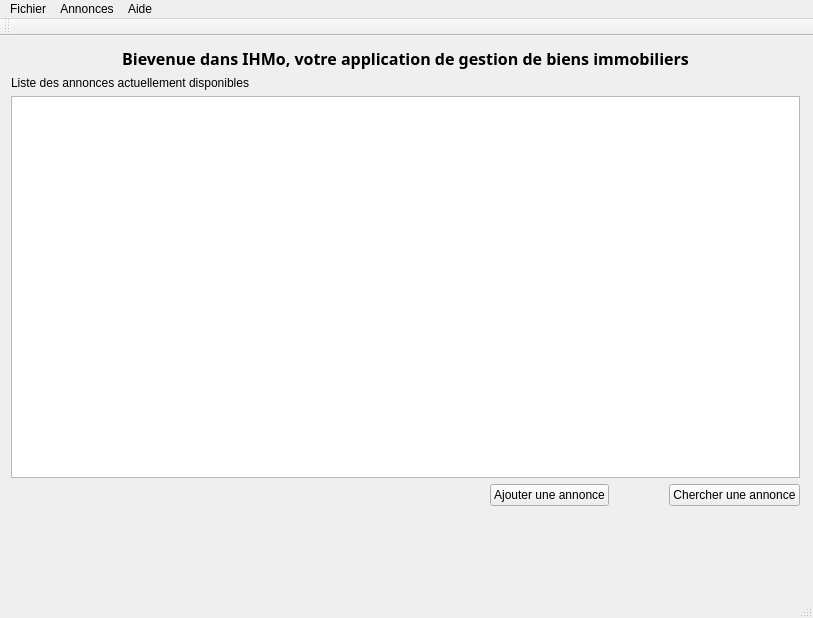
Before: the Qt Designer form ihmo.ui in tonydd/IHMo, drawn with Qt 5.
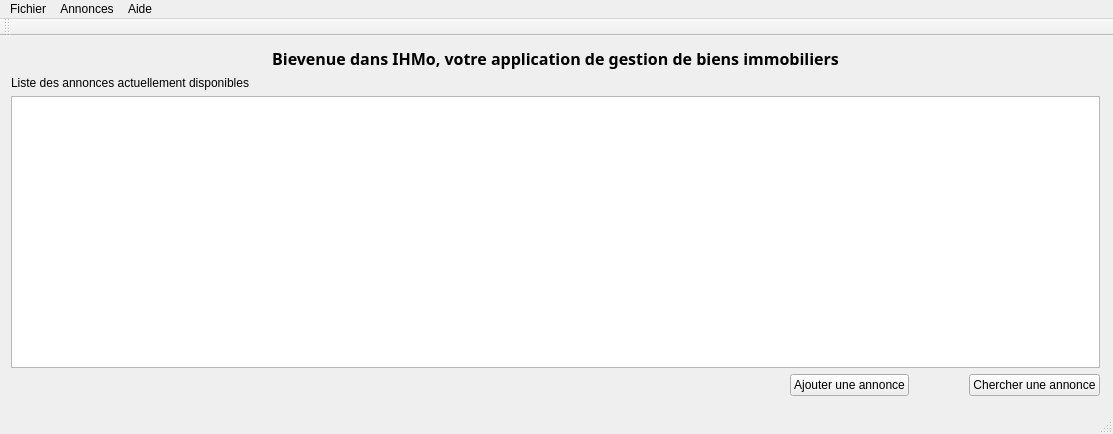
After: the same form once the commit is applied.

The edit to the form file:
```diff
--- a/ihmo.ui
+++ b/ihmo.ui
@@ -6,8 +6,8 @@
    <rect>
     <x>0</x>
     <y>0</y>
-    <width>813</width>
-    <height>618</height>
+    <width>1113</width>
+    <height>434</height>
    </rect>
   </property>
   <property name="windowTitle">
@@ -19,8 +19,8 @@
      <rect>
       <x>0</x>
       <y>0</y>
-      <width>811</width>
-      <height>481</height>
+      <width>1111</width>
+      <height>371</height>
      </rect>
     </property>
     <layout class="QVBoxLayout" name="verticalLayout">
@@ -100,7 +100,7 @@
     <rect>
      <x>0</x>
      <y>0</y>
-     <width>813</width>
+     <width>1113</width>
      <height>27</height>
     </rect>
    </property>
```
Left out of the diff: 84 changed lines with no effect on the pictures.
